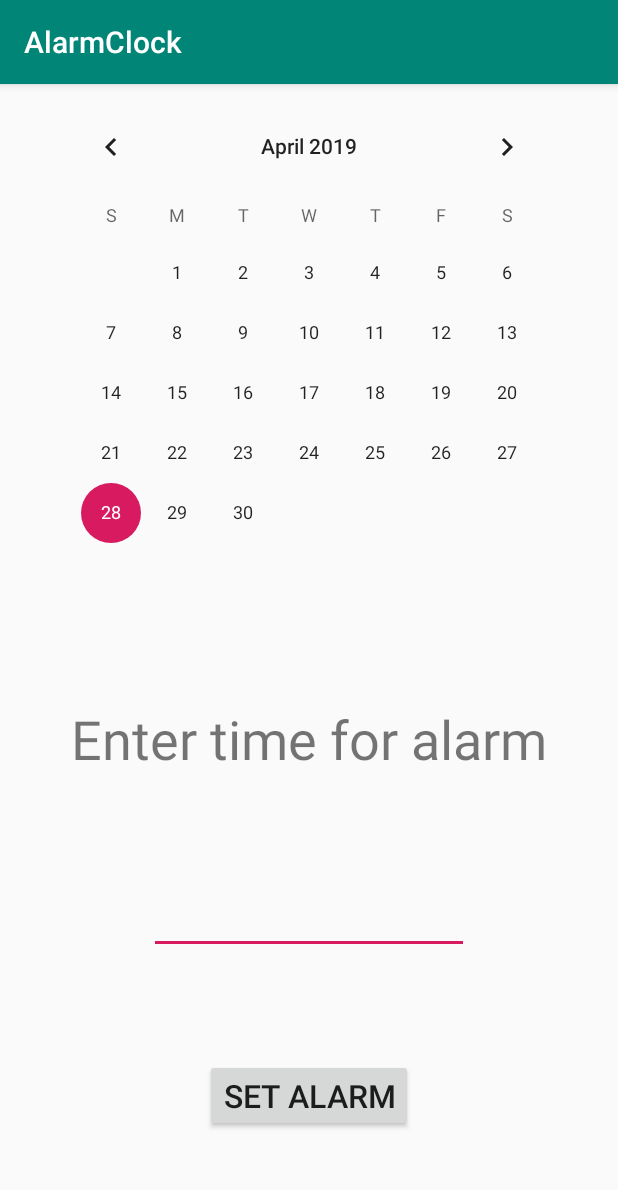
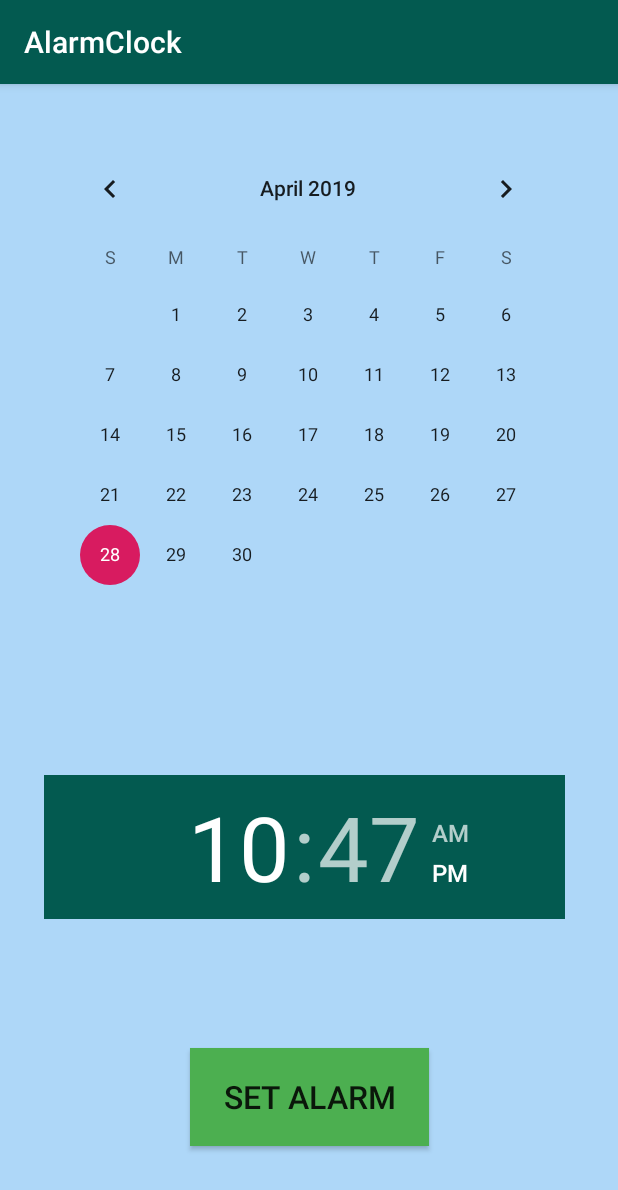
Before and after one commit to aomarai/Android-Alarm-Clock, an Android app: the AddAlarmActivity screen opened directly, with no data from a screen before it, on a phone screen of 412 x 824 dp. Shown: the top 1190 px of the screen. Run offline under Robolectric (Android 15) with nearby library versions, the phone set to English and light mode, and no system bars.

Commit message:
Timer and single use alarm UI set up

```diff
--- a/app/src/main/java/com/example/alarmclock/MainScreen.java
+++ b/app/src/main/java/com/example/alarmclock/MainScreen.java
@@ -19,7 +19,7 @@ public class MainScreen extends AppCompatActivity {
         addTimer.setOnClickListener(new View.OnClickListener() {
             @Override
             public void onClick(View v) {
-                Intent addTimerIntent = new Intent(getApplicationContext(), AddAlarmActivity.class);
+                Intent addTimerIntent = new Intent(getApplicationContext(), TimerActivity.class);
                 startActivity(addTimerIntent);
             }
         });
--- a/app/src/main/res/layout/activity_add_alarm.xml
+++ b/app/src/main/res/layout/activity_add_alarm.xml
@@ -4,6 +4,7 @@
     xmlns:tools="http://schemas.android.com/tools"
     android:layout_width="match_parent"
     android:layout_height="match_parent"
+    android:background="#592196F3"
     tools:context=".AddAlarmActivity">
 
     <CalendarView
@@ -11,55 +12,42 @@
         android:layout_width="wrap_content"
         android:layout_height="wrap_content"
         android:layout_marginStart="16dp"
-        android:layout_marginTop="8dp"
+        android:layout_marginTop="36dp"
         android:layout_marginEnd="16dp"
+        android:selectedWeekBackgroundColor="#00A51515"
         app:layout_constraintEnd_toEndOf="parent"
+        app:layout_constraintHorizontal_bias="0.482"
         app:layout_constraintStart_toStartOf="parent"
         app:layout_constraintTop_toTopOf="parent" />
 
-    <EditText
-        android:id="@+id/setAlarmTime"
-        android:layout_width="wrap_content"
-        android:layout_height="wrap_content"
+    <TimePicker
+        android:id="@+id/timePicker1"
+        android:layout_width="347dp"
+        android:layout_height="96dp"
         android:layout_marginStart="8dp"
         android:layout_marginTop="8dp"
         android:layout_marginEnd="8dp"
         android:layout_marginBottom="8dp"
-        android:ems="10"
-        android:inputType="time"
-        app:layout_constraintBottom_toBottomOf="parent"
+        android:headerBackground="@color/colorPrimary"
+        android:numbersSelectorColor="#661E07"
+        app:layout_constraintBottom_toTopOf="@+id/button"
         app:layout_constraintEnd_toEndOf="parent"
-        app:layout_constraintStart_toStartOf="parent"
-        app:layout_constraintTop_toBottomOf="@+id/setAlarmDate"
-        android:importantForAutofill="no" />
-
-    <TextView
-        android:id="@+id/alarmSetLabel"
-        android:layout_width="wrap_content"
-        android:layout_height="wrap_content"
-        android:layout_marginStart="8dp"
-        android:layout_marginEnd="8dp"
-        android:layout_marginBottom="8dp"
-        android:text="@string/enter_time_for_alarm"
-        android:textSize="36sp"
-        app:layout_constraintBottom_toTopOf="@+id/setAlarmTime"
-        app:layout_constraintEnd_toEndOf="parent"
+        app:layout_constraintHorizontal_bias="0.437"
         app:layout_constraintStart_toStartOf="parent"
         app:layout_constraintTop_toBottomOf="@+id/setAlarmDate" />
 
     <Button
-        android:id="@+id/acceptAlarmBtn"
-        android:layout_width="wrap_content"
-        android:layout_height="wrap_content"
+        android:id="@+id/button"
+        android:layout_width="159dp"
+        android:layout_height="65dp"
         android:layout_marginStart="8dp"
-        android:layout_marginTop="8dp"
         android:layout_marginEnd="8dp"
-        android:layout_marginBottom="8dp"
+        android:layout_marginBottom="60dp"
+        android:background="#4CAF50"
         android:text="@string/set_alarm"
         android:textSize="21sp"
         app:layout_constraintBottom_toBottomOf="parent"
         app:layout_constraintEnd_toEndOf="parent"
-        app:layout_constraintStart_toStartOf="parent"
-        app:layout_constraintTop_toBottomOf="@+id/setAlarmTime" />
+        app:layout_constraintStart_toStartOf="parent" />
 
 </android.support.constraint.ConstraintLayout>
--- a/app/src/main/res/layout/activity_main_screen.xml
+++ b/app/src/main/res/layout/activity_main_screen.xml
@@ -2,13 +2,11 @@
 <android.support.constraint.ConstraintLayout xmlns:android="http://schemas.android.com/apk/res/android"
     xmlns:app="http://schemas.android.com/apk/res-auto"
     xmlns:tools="http://schemas.android.com/tools"
-    android:id="@+id/coordinatorLayout2"
     android:layout_width="match_parent"
     android:layout_height="match_parent"
     tools:context=".MainScreen">
 
     <LinearLayout
-        android:id="@+id/linearLayout3"
         android:layout_width="wrap_content"
         android:layout_height="0dp"
         android:layout_marginStart="8dp"
--- a/app/src/main/res/values/colors.xml
+++ b/app/src/main/res/values/colors.xml
@@ -1,6 +1,6 @@
 <?xml version="1.0" encoding="utf-8"?>
 <resources>
-    <color name="colorPrimary">#008577</color>
+    <color name="colorPrimary">#035A50</color>
     <color name="colorPrimaryDark">#00574B</color>
     <color name="colorAccent">#D81B60</color>
 </resources>
--- a/app/src/main/res/values/strings.xml
+++ b/app/src/main/res/values/strings.xml
@@ -1,13 +1,12 @@
 <resources>
     <string name="app_name">AlarmClock</string>
     <string name="title_activity_main_screen">MainScreen</string>
-    <string name="Alarms">Alarms</string>
-    <string name="title_activity_main">MainActivity</string>
-    <string name="title">Title</string>
     <string name="enter_time_for_alarm">Enter time for alarm</string>
     <string name="set_alarm">Set Alarm</string>
     <string name="one_time">One-Time</string>
     <string name="repeating">Repeating</string>
     <string name="location">Location</string>
     <string name="timer">Timer</string>
+    <string name="start">Start!</string>
+    <string name="enter_time_for_timer">Enter Time for Timer</string>
 </resources>
```
Also changed, not shown: app/src/main/AndroidManifest.xml (+9 -6 lines), app/src/main/java/com/example/alarmclock/MainActivity.java (deleted, +0 -29 lines), app/src/main/java/com/example/alarmclock/TimerActivity.java (added, +13 -0 lines), app/src/main/res/layout-v26/activity_main_screen.xml (+43 -28 lines), app/src/main/res/layout-v26/activity_timer.xml (added, +66 -0 lines), app/src/main/res/layout/activity_main.xml (deleted, +0 -33 lines), app/src/main/res/layout/activity_timer.xml (added, +65 -0 lines), app/src/main/res/layout/content_main.xml (deleted, +0 -11 lines), app/src/main/res/layout/content_main_screen.xml (deleted, +0 -29 lines).
